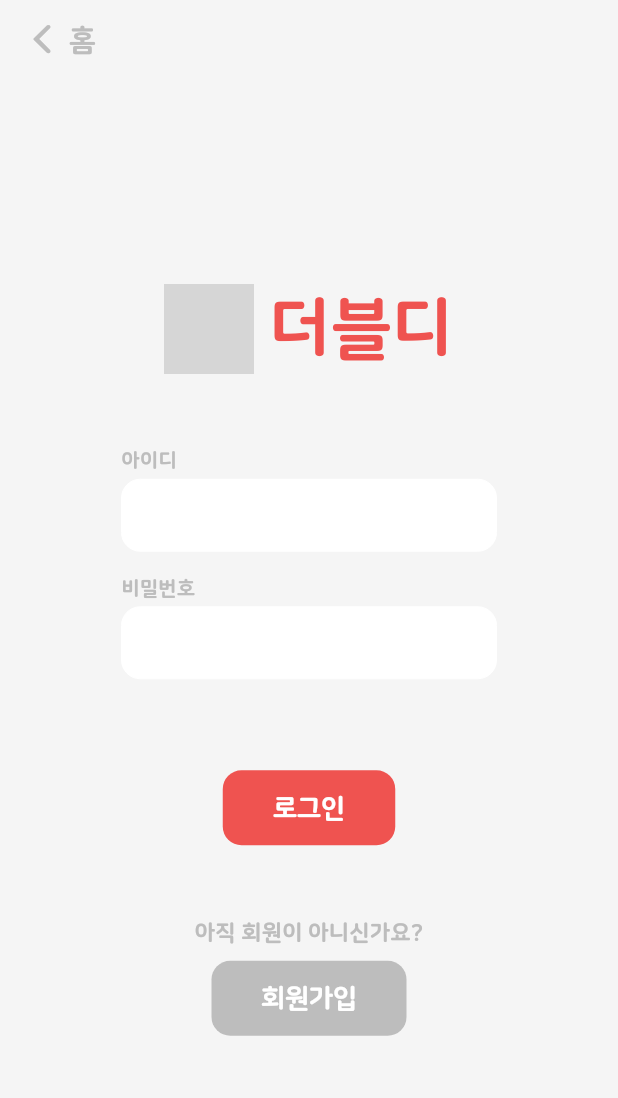
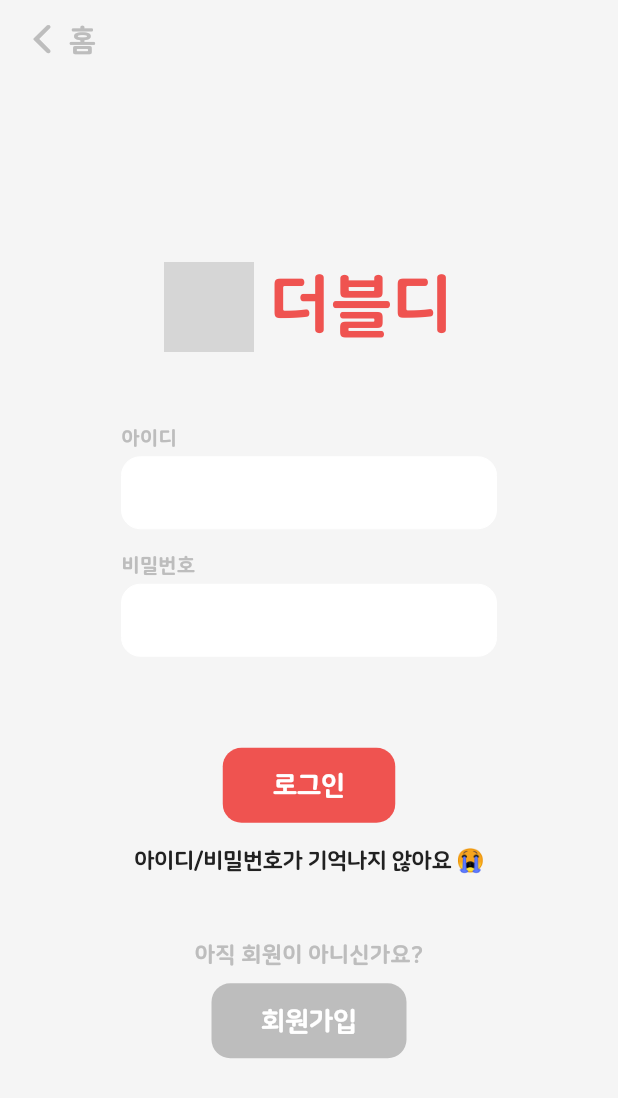
Before and after one commit to GC210GP/flutter-app, a Flutter app: the SigninView screen opened by its route, on a phone screen of 412 x 824 dp. Shown: the top 1098 px of the screen. Run offline on Flutter 3.47's test engine with Material 2 defaults, Android fonts, the phone set to English and light mode, and no system bars; our stand-ins replace carousel_slider, cloud_firestore, firebase_core, firebase_messaging, flutter_local_notifications, image_picker and 1 more; missing offline and left inert: jwt_decode; accounts and stored records are empty; grey boxes are pictures that could not be loaded.

Commit message:
비밀번호 찾기 기능 추가(이메일 문의 발송) 및 이메일 링크 일부 변경

```diff
--- a/lib/util/global_variables.dart
+++ b/lib/util/global_variables.dart
@@ -29,4 +29,9 @@ class GlobalVariables {
 
   // Refactoring
   static HttpConn httpConn = HttpConn();
+
+  static String emailQuery(String name) =>
+      'subject=[더블디] $name님 계정 및 기타문의&body=카테고리: [ 계정 | 장애 | 건의사항 | 기타 ]\n문의내용:&cc=uhug@gachon.ac.kr, 2rhgywls@gachon.ac.kr, cyc0227@gachon.ac.kr';
+  static String emailAccountQuery =
+      'subject=[더블디] 계정 문의&body=카테고리: [ 계정 ]\n이름:\n가입 이메일:\n&cc=uhug@gachon.ac.kr, 2rhgywls@gachon.ac.kr, cyc0227@gachon.ac.kr';
 }
--- a/lib/view/home/setting_page.dart
+++ b/lib/view/home/setting_page.dart
@@ -181,8 +181,7 @@ class _SettingPageViewState extends State<SettingPageView> {
                         Uri(
                           scheme: 'mailto',
                           path: 'doubld@gmail.com',
-                          query:
-                              'subject=[더블디] ${'OOO'}님 계정 및 기타문의&body=카테고리: [ 계정 | 장애 | 건의사항 | 기타 ]\n문의내용:&cc=uhug@gachon.ac.kr, 2rhgywls@gachon.ac.kr, cyc0227@gachon.ac.kr',
+                          query: GlobalVariables.emailQuery("OOO"),
                         ).toString(),
                       ),
                     ),
--- a/lib/view/signin_view.dart
+++ b/lib/view/signin_view.dart
@@ -11,6 +11,7 @@ import 'package:app/widget/button.dart';
 import 'package:app/widget/input_box.dart';
 import 'package:flutter/cupertino.dart';
 import 'package:flutter/material.dart';
+import 'package:url_launcher/url_launcher.dart' as url;
 
 class SigninView extends StatefulWidget {
   const SigninView({Key? key}) : super(key: key);
@@ -165,7 +166,30 @@ class _SigninViewState extends State<SigninView> {
                       ),
                     ),
 
-                    const SizedBox(height: 50.0),
+                    Center(
+                      child: DDButton(
+                        margin: const EdgeInsets.only(top: 10.0, bottom: 40.0),
+                        height: 30,
+                        child: Text(
+                          "아이디/비밀번호가 기억나지 않아요 😭",
+                          textAlign: TextAlign.center,
+                          style: TextStyle(
+                            fontFamily: DDFontFamily.nanumSR,
+                            fontWeight: DDFontWeight.extraBold,
+                            fontSize: DDFontSize.h4,
+                            color: DDColor.fontColor,
+                          ),
+                        ),
+                        color: DDColor.background,
+                        onPressed: () => url.launch(
+                          Uri(
+                            scheme: 'mailto',
+                            path: 'doubld@gmail.com',
+                            query: GlobalVariables.emailAccountQuery,
+                          ).toString(),
+                        ),
+                      ),
+                    ),
 
                     ///
                     ///
```
